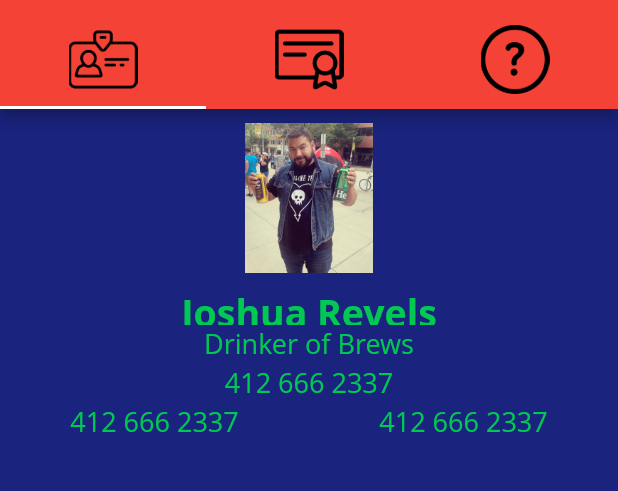
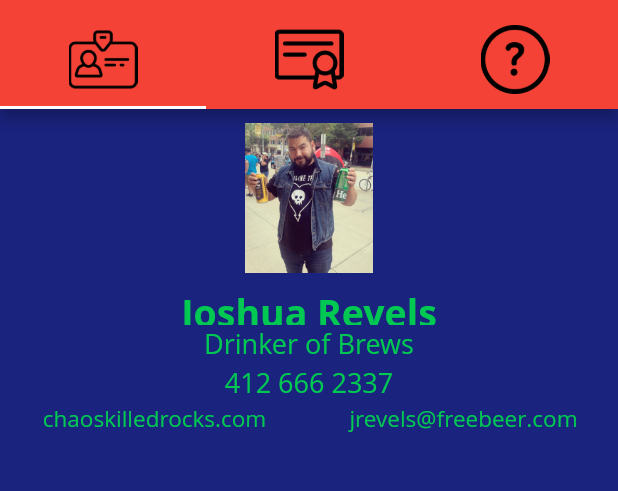
Before and after one commit to RevelsXIX/tab_project2, a Flutter app: the screen it shows after launch, on a phone screen of 412 x 824 dp, the part 47-538 px from its top. Run offline on Flutter 3.47's test engine with Material 2 defaults, Android fonts, the phone set to English and light mode, and no system bars; Roboto replaces fonts that are missing (Open Sans).

Commit message:
fourth commit

```diff
--- a/lib/screens/alpha_screen.dart
+++ b/lib/screens/alpha_screen.dart
@@ -1,4 +1,5 @@
 import 'package:flutter/material.dart';
+import 'package:url_launcher/url_launcher.dart';
 
 class AlphaScreen extends StatelessWidget {
   @override
@@ -46,14 +47,16 @@ class AlphaScreen extends StatelessWidget {
           Row(
             mainAxisAlignment: MainAxisAlignment.center,
             children: [
-            SizedBox(child: Text(
+            SizedBox(child: GestureDetector(
+              onTap: () => launch('sms:14126662337'),
+              child: Text(
               "412 666 2337",
               style: TextStyle(
                       fontSize: 18,
                       color: Colors.greenAccent[700],
                       fontFamily: 'Open Sans',
                       fontWeight: FontWeight.normal
-                      )),
+                      ))),
              height: 26),
           ]),
           Row(
@@ -62,10 +65,10 @@ class AlphaScreen extends StatelessWidget {
               Expanded(child:
             SizedBox(
               child: Text(
-              "412 666 2337",
+              "chaoskilledrocks.com",
               textAlign: TextAlign.center,
               style: TextStyle(
-                      fontSize: 18,
+                      fontSize: 15,
                       color: Colors.greenAccent[700],
                       fontFamily: 'Open Sans',
                       fontWeight: FontWeight.normal
@@ -74,10 +77,10 @@ class AlphaScreen extends StatelessWidget {
             height: 20)),
             Expanded(child:
             SizedBox(child: Text(
-              "412 666 2337",
+              "jrevels@freebeer.com",
               textAlign: TextAlign.center,
               style: TextStyle(
-                      fontSize: 18,
+                      fontSize: 15,
                       color: Colors.greenAccent[700],
                       fontFamily: 'Open Sans',
                       fontWeight: FontWeight.normal
--- a/pubspec.yaml
+++ b/pubspec.yaml
@@ -27,6 +27,7 @@ environment:
 # the latest version available on pub.dev. To see which dependencies have newer
 # versions available, run `flutter pub outdated`.
 dependencies:
+  url_launcher: ^6.0.18
   flutter:
     sdk: flutter
 
```
Also changed, not shown: pubspec.lock, 9 other files.
